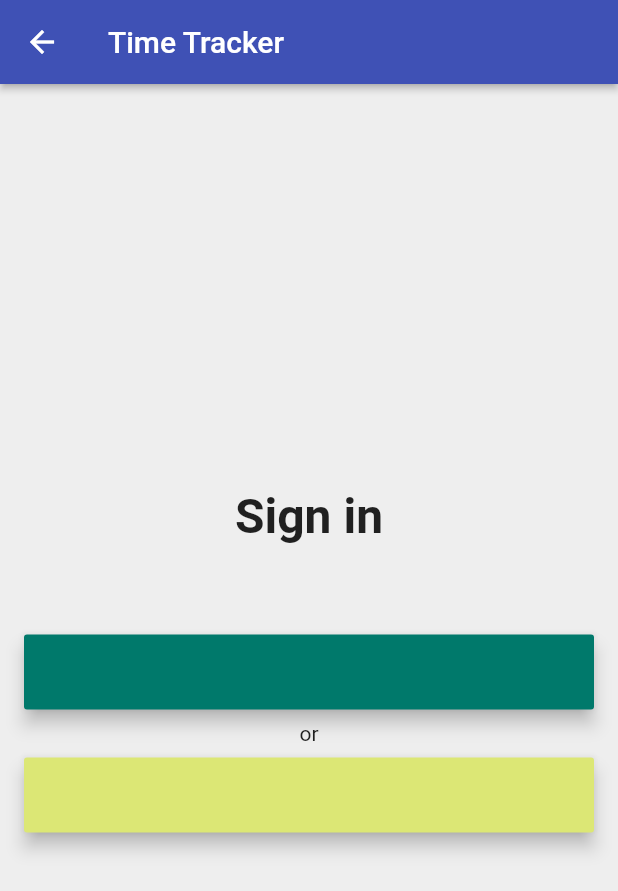
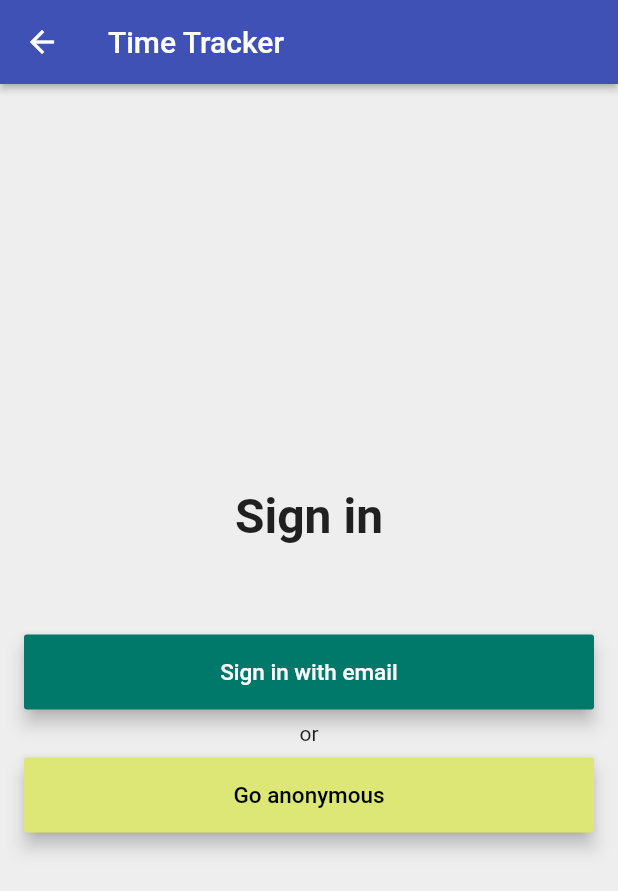
Before and after one commit to Azizkanwal/RxDart, a Flutter app: the SignInPage screen opened directly with empty values, on a phone screen of 412 x 824 dp. Shown: the top 891 px of the screen. Run offline on Flutter 3.47's test engine with Material 2 defaults, Android fonts, the phone set to English and light mode, and no system bars; our stand-ins replace cloud_firestore, firebase_auth, firebase_core, rxdart; missing offline and left inert: dart:ffi; accounts and stored records are empty; network calls fail.

Commit message:
Login issue  fixed

```diff
--- a/time_tracker/lib/app/sign_in/sign_in_button.dart
+++ b/time_tracker/lib/app/sign_in/sign_in_button.dart
@@ -3,11 +3,11 @@ import 'package:time_tracker/common_widgets/custom_raised_button.dart';
 
 class SignInButton extends CustomRaisedButton {
   SignInButton({
-    required String text,
+     required String text,
     Color? color,
     Color? textColor,
     VoidCallback? onPressed,
-  }) : assert(text != ""),
+  }) : assert(text.isNotEmpty),
         super(
           child: Text(
             text,
@@ -15,5 +15,6 @@ class SignInButton extends CustomRaisedButton {
           ),
           color: color,
           onPressed: onPressed,
+
         );
 }
--- a/time_tracker/lib/app/sign_in/sign_in_page.dart
+++ b/time_tracker/lib/app/sign_in/sign_in_page.dart
@@ -11,11 +11,11 @@ import 'package:time_tracker/services/auth.dart';
 class SignInPage extends StatelessWidget {
   const SignInPage({
     Key? key,
-    required this.manager,
-    required this.isLoading,
+     this.manager,
+     this.isLoading,
   }) : super(key: key);
-  final SignInManager manager;
-  final bool isLoading;
+  final SignInManager? manager;
+  final bool? isLoading;
 
   static Widget create(BuildContext context) {
     final auth = Provider.of<AuthBase>(context, listen: false);
@@ -47,7 +47,7 @@ class SignInPage extends StatelessWidget {
 
   Future<void> _signInAnonymously(BuildContext context) async {
     try {
-      await manager.signInAnonymously();
+      await manager?.signInAnonymously();
     } on Exception catch (e) {
       _showSignInError(context, e);
     }
@@ -97,7 +97,7 @@ class SignInPage extends StatelessWidget {
             text: 'Sign in with email',
             textColor: Colors.white,
             color: Colors.teal[700],
-            onPressed: isLoading ? null : () => _signInWithEmail(context),
+            onPressed: isLoading!? null : () => _signInWithEmail(context),
           ),
           SizedBox(height: 8.0),
           Text(
@@ -110,7 +110,7 @@ class SignInPage extends StatelessWidget {
             text: 'Go anonymous',
             textColor: Colors.black,
             color: Colors.lime[300],
-            onPressed: isLoading ? null : () => _signInAnonymously(context),
+            onPressed: isLoading! ? null : () => _signInAnonymously(context),
           ),
         ],
       ),
@@ -118,7 +118,7 @@ class SignInPage extends StatelessWidget {
   }
 
   Widget _buildHeader() {
-    if (isLoading) {
+    if (isLoading!) {
       return Center(
         child: CircularProgressIndicator(),
       );
--- a/time_tracker/lib/common_widgets/custom_raised_button.dart
+++ b/time_tracker/lib/common_widgets/custom_raised_button.dart
@@ -1,7 +1,7 @@
 import 'package:flutter/material.dart';
 
-class CustomRaisedButton extends StatelessWidget {
-  CustomRaisedButton({
+class  CustomRaisedButton extends StatelessWidget {
+   CustomRaisedButton({super.key,
     this.child,
     this.color,
     this.borderRadius: 2.0,
@@ -28,7 +28,7 @@ class CustomRaisedButton extends StatelessWidget {
             borderRadius: BorderRadius.circular(borderRadius),
           ),
         ),
-        onPressed: onPressed, child: null,
+        onPressed: onPressed, child: child,
       ),
     );
   }
--- a/time_tracker/lib/common_widgets/form_submit_button.dart
+++ b/time_tracker/lib/common_widgets/form_submit_button.dart
@@ -5,10 +5,11 @@ class FormSubmitButton extends CustomRaisedButton {
   FormSubmitButton({
     required String text,
     VoidCallback? onPressed,
-  }) : super(
+  }) :assert(text.isNotEmpty),
+        super(
           child: Text(
             text,
-            style: TextStyle(color: Colors.white, fontSize: 20.0),
+            style: TextStyle(color: Colors.white, fontSize: 18.0),
           ),
           height: 44.0,
           color: Colors.indigo,
```
Also changed, not shown: time_tracker/lib/app/landing_page.dart (+4 -4 lines), time_tracker/lib/app/sign_in/email_sign_in_form_change_notifier.dart (+9 -9 lines).
